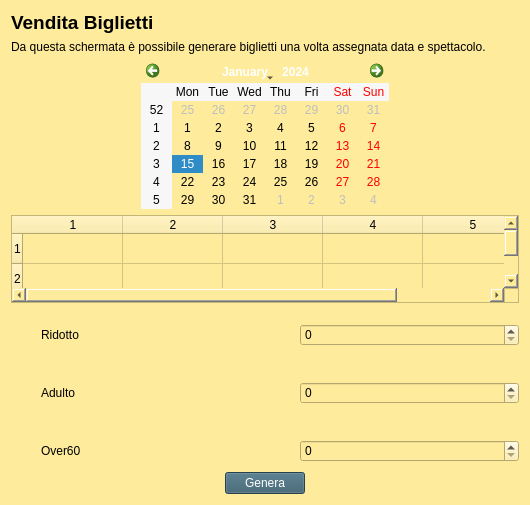
StracciaMatteo/GestioneCinema, file biglietteria/vendita/view/venditabiglietti.ui: the form before one commit.
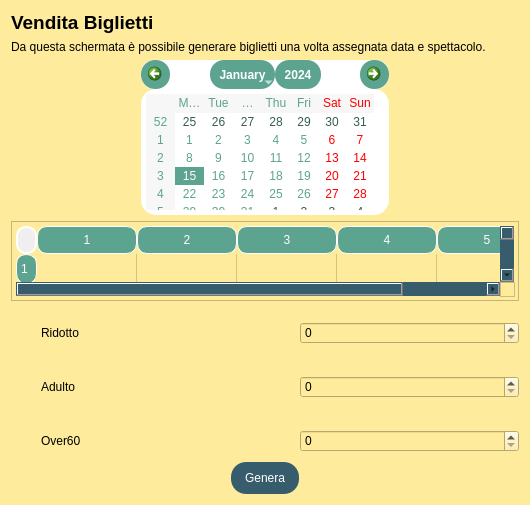
The form after the commit. Icons and pictures are not drawn.

What changed in the file:
```diff
--- a/biglietteria/vendita/view/venditabiglietti.ui
+++ b/biglietteria/vendita/view/venditabiglietti.ui
@@ -14,7 +14,148 @@
    <string>Form</string>
   </property>
   <property name="styleSheet">
-   <string notr="true">background-color: rgb(254, 235, 156);</string>
+   <string notr="true">QWidget{
+background-color: rgb(254, 235, 156);
+}
+
+QPushButton{
+border-radius:15px;
+padding:9px;
+background-color: rgb(55, 92, 108);
+color: rgb(255, 255, 255);
+border-style: outset;
+Width: 50px;
+}
+
+QPushButton:hover{
+cursor: none;
+background-color: rgb(92, 154, 181);
+}
+
+QPushButton:pressed{
+border-style: inset;
+background-color: rgb(48, 80, 91);
+}
+
+QTableWidget{
+selection-background-color:rgb(123, 220, 193);
+padding: 4px;
+}
+
+QHeaderView::section {
+border-radius:10px;
+background-color: rgb(92, 164, 144);
+padding: 4px;
+border: 1px solid #fffff8;
+color: rgb(255, 255, 255);
+font-size: 9pt;
+}
+
+QHeaderView::section:hover,QHeaderView::section:checked{
+border-radius:10px;
+background-color:rgb(123, 220, 193);
+padding: 4px;
+border: 1px solid #fffff8;
+color: rgb(255, 255, 255);
+font-size: 9pt;
+}
+
+QTableView QTableCornerButton::section {
+border-radius:10px;
+border: 2px solid #fffff8;
+}
+
+QCalendarWidget QAbstractItemView:enabled
+{
+border-radius:15px;
+padding: 5px;
+color: rgb(92, 164, 144);
+background-color:rgb(255, 255, 255);
+selection-background-color: rgb(92, 164, 144);
+selection-color:rgb(255, 255, 255);
+}
+
+QCalendarWidget QToolButton {
+border-radius:14px;
+padding: 5px;
+color: white;
+background-color: rgb(92, 164, 144);
+}
+
+QCalendarWidget QMenu {
+left: 20px;
+color: white;
+background-color: rgb(92, 164, 144);
+}
+
+QCalendarWidget QSpinBox {
+color: white;
+background-color: rgb(92, 164, 144);
+selection-background-color: rgb(55, 92, 108);
+selection-color: rgb(255, 255, 255);
+}
+
+QCalendarWidget QSpinBox::up-button {
+background-color: rgb(255, 255, 255);
+border-radius:5px;
+padding: 5px;
+}
+
+QCalendarWidget QSpinBox::down-button {
+background-color: rgb(255, 255, 255);
+border-radius:5px;
+padding: 5px;
+}
+
+QCalendarWidget QSpinBox::up-arrow {
+image: url(G:/Secondo anno automazione/Ingegneria del softwear/Cinema/Inerfaccia grafica/ComboBox-up-arrow.png)
+
+
+
+
+
+
+
+
+
+
+
+
+}
+
+
+
+QCalendarWidget QSpinBox::down-arrow {
+
+
+
+image: url(G:/Secondo anno automazione/Ingegneria del softwear/Cinema/Inerfaccia grafica/ComboBox-arrow.png)
+}
+
+QCalendarWidget QWidget#qt_calendar_navigationbar
+{
+border-radius:13px;
+padding: 10px;
+background-color:rgb(255, 255, 255);
+}
+
+QCalendarWidget QAbstractItemView:disabled
+{
+color:rgb(52, 93, 81);
+}
+
+/*SCROLLBAR*/
+QScrollBar{
+background-color: rgb(55, 92, 108);
+}
+
+QScrollBar::handle:hover{
+background-color: rgb(92, 154, 181);
+}
+
+QScrollBar::handle:pressed{
+background-color: rgb(48, 80, 91);
+}</string>
   </property>
   <layout class="QVBoxLayout" name="verticalLayout">
    <item>
```
Left out of the diff: 2 changed lines with no effect on the pictures.
